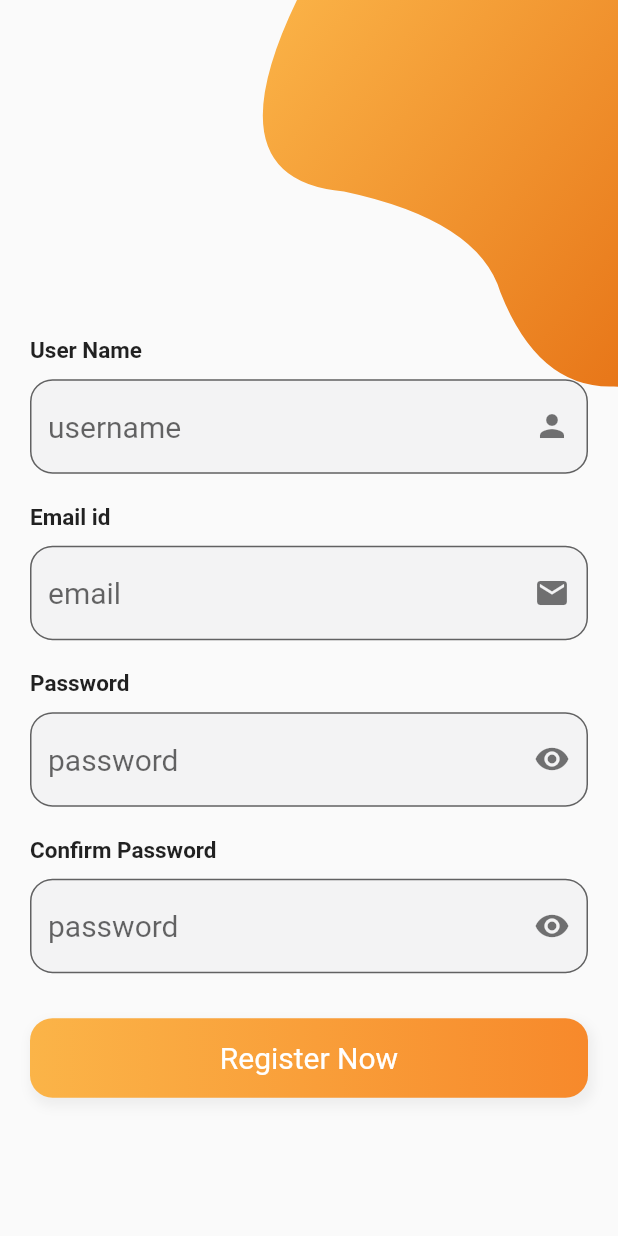
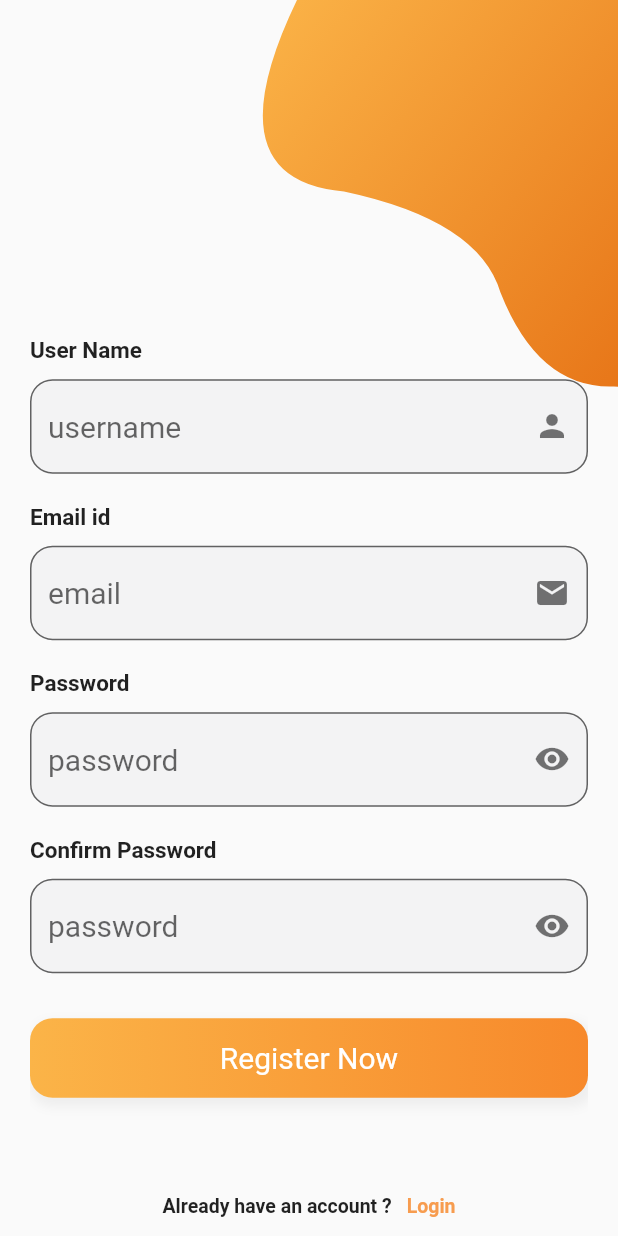
Before and after one commit to asamoah-fred/chat_app, a Flutter app: the SignUpPage screen opened directly, on a phone screen of 412 x 824 dp. Run offline on Flutter 3.47's test engine with Material 2 defaults, Android fonts, the light colour scheme and no system bars.

Commit message:
set Login Button

```diff
--- a/lib/screens/signup_page.dart
+++ b/lib/screens/signup_page.dart
@@ -265,6 +265,48 @@
                       SizedBox(
                         height: 30,
                       ),
+                      InkWell(
+                        onTap: () {
+                          Navigator.push(
+                            context,
+                            MaterialPageRoute(
+                              builder: (context) => LoginPage(),
+                            ),
+                          );
+                        },
+                        child: Container(
+                          margin: EdgeInsets.symmetric(
+                            vertical: 20,
+                          ),
+                          padding: EdgeInsets.all(15),
+                          alignment: Alignment.bottomCenter,
+                          child: Row(
+                            mainAxisAlignment: MainAxisAlignment.center,
+                            children: const <Widget>[
+                              Text(
+                                'Already have an account ?',
+                                style: TextStyle(
+                                  fontSize: 13,
+                                  fontWeight: FontWeight.w600,
+                                ),
+                              ),
+                              SizedBox(
+                                width: 10,
+                              ),
+                              Text(
+                                'Login',
+                                style: TextStyle(
+                                  color: Color(
+                                    0xfff79c4f,
+                                  ),
+                                  fontSize: 13,
+                                  fontWeight: FontWeight.w600,
+                                ),
+                              ),
+                            ],
+                          ),
+                        ),
+                      ),
                     ],
                   ),
                 ),
```
